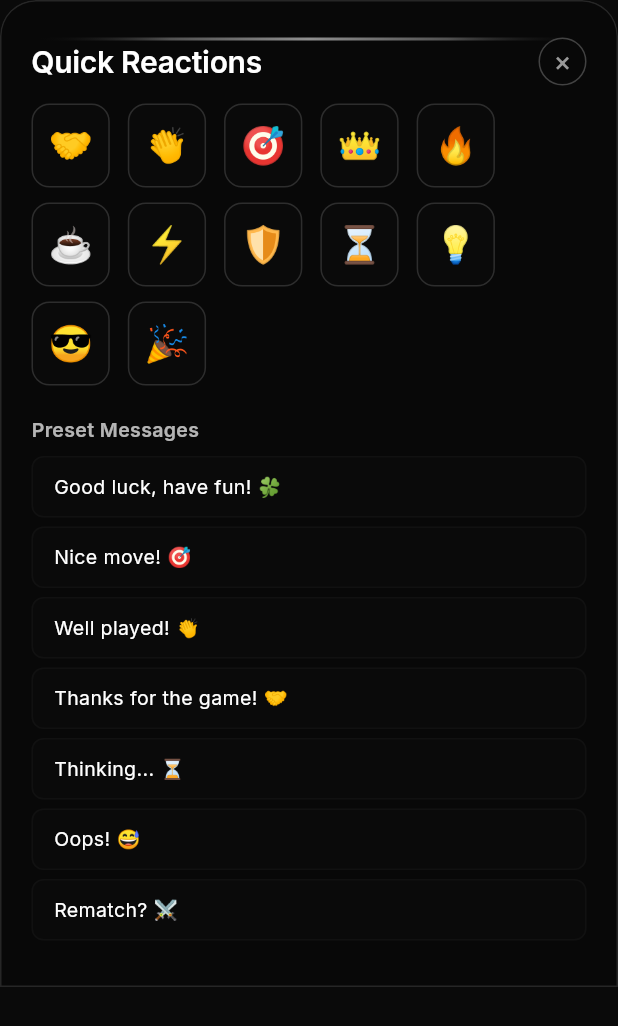
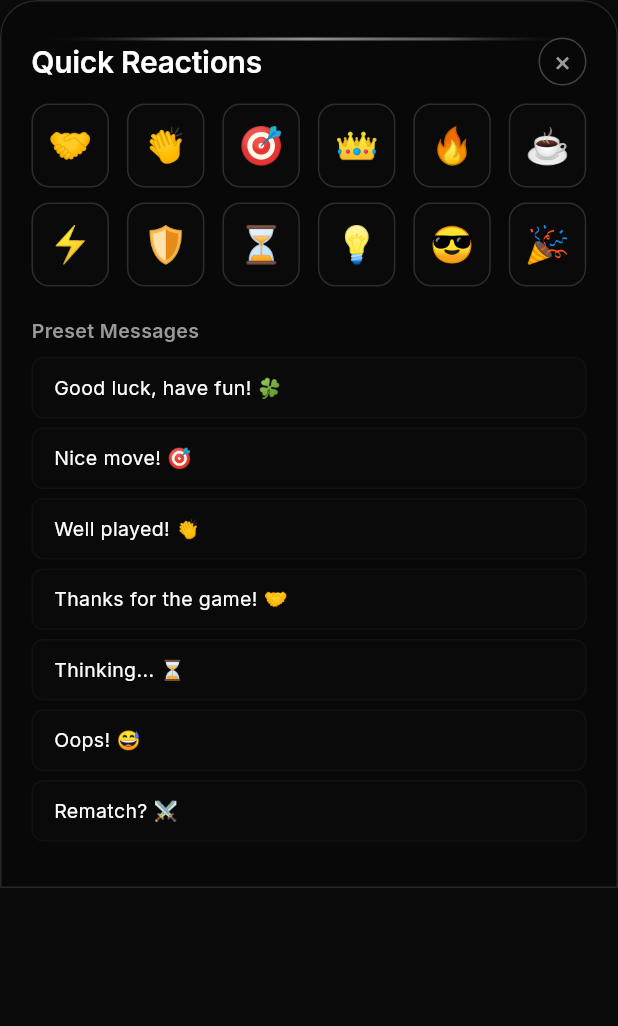
Before and after one commit to Harshil-18-byte/Chess, a Flutter app: the QuickChatModal widget shown alone on an empty page, opened directly with empty values, on a phone screen of 412 x 824 dp. Shown: the top 1026 px of the screen. Run offline on Flutter 3.47's test engine with Material 3 defaults, Android fonts, the phone set to English and light mode, and no system bars; our stand-ins replace audioplayers, cloud_firestore, cloud_functions, connectivity_plus, firebase_auth, firebase_core and 8 more; missing offline and left inert: chess, stockfish; accounts and stored records are empty.

Commit message:
Update quick_chat_modal.dart

```diff
--- a/lib/views/game_board/widgets/quick_chat_modal.dart
+++ b/lib/views/game_board/widgets/quick_chat_modal.dart
@@ -85,7 +85,7 @@ class QuickChatModal extends StatelessWidget {
                       borderRadius: BorderRadius.circular(12),
                       border: Border.all(color: BoardThemes.borderSubtle),
                     ),
-                    child: Text(emote, style: const TextStyle(fontSize: 24)),
+                    child: Text(emote, style: AppTypography.titleLarge),
                   ),
                 );
               }).toList(),
@@ -95,7 +95,7 @@ class QuickChatModal extends StatelessWidget {
             const Text(
               'Preset Messages',
               style: TextStyle(
-                color: Colors.white70,
+                color: BoardThemes.mutedSilver,
                 fontSize: 13,
                 fontWeight: FontWeight.w600,
               ),
@@ -122,7 +122,7 @@ class QuickChatModal extends StatelessWidget {
                     ),
                     child: Text(
                       phrase,
-                      style: const TextStyle(color: Colors.white, fontSize: 13),
+                      style: const TextStyle(color: BoardThemes.pureWhite, fontSize: 13),
                     ),
                   ),
                 ),
```
